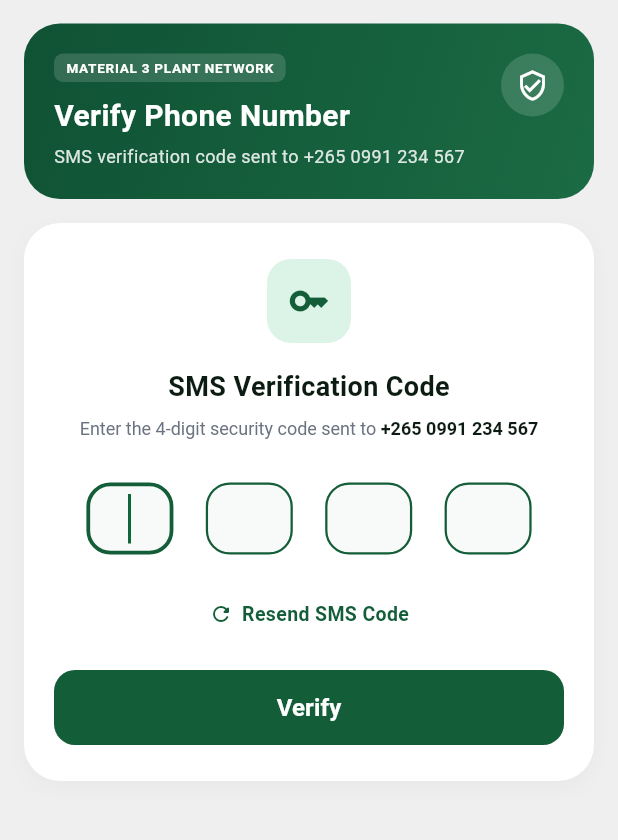
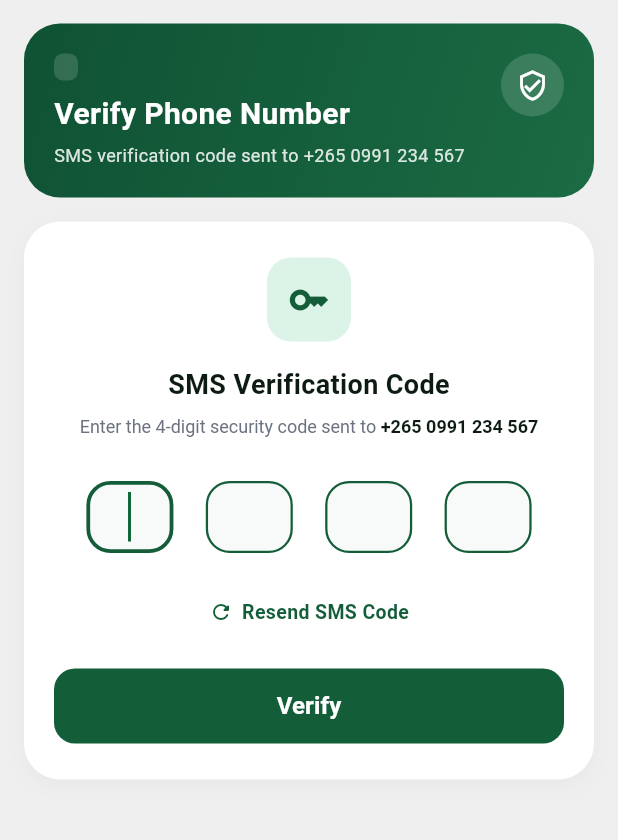
Before and after one commit to BrightBanda/agrichain, a Flutter app: the screen it shows after launch, on a phone screen of 412 x 824 dp, the part 65-905 px from its top. Run offline on Flutter 3.47's test engine with Material 3 defaults, Android fonts, the phone set to English and light mode, and no system bars; our stand-ins replace dio, flutter_riverpod, flutter_secure_storage.

Commit message:
simple commit

```diff
--- a/lib/src/presentation/view/otp_verification_page.dart
+++ b/lib/src/presentation/view/otp_verification_page.dart
@@ -108,7 +108,7 @@ class OtpVerificationPage extends StatelessWidget {
                               borderRadius: BorderRadius.circular(6),
                             ),
                             child: const Text(
-                              'MATERIAL 3 PLANT NETWORK',
+                              '',
                               style: TextStyle(
                                 fontSize: 9,
                                 fontWeight: FontWeight.bold,
```
